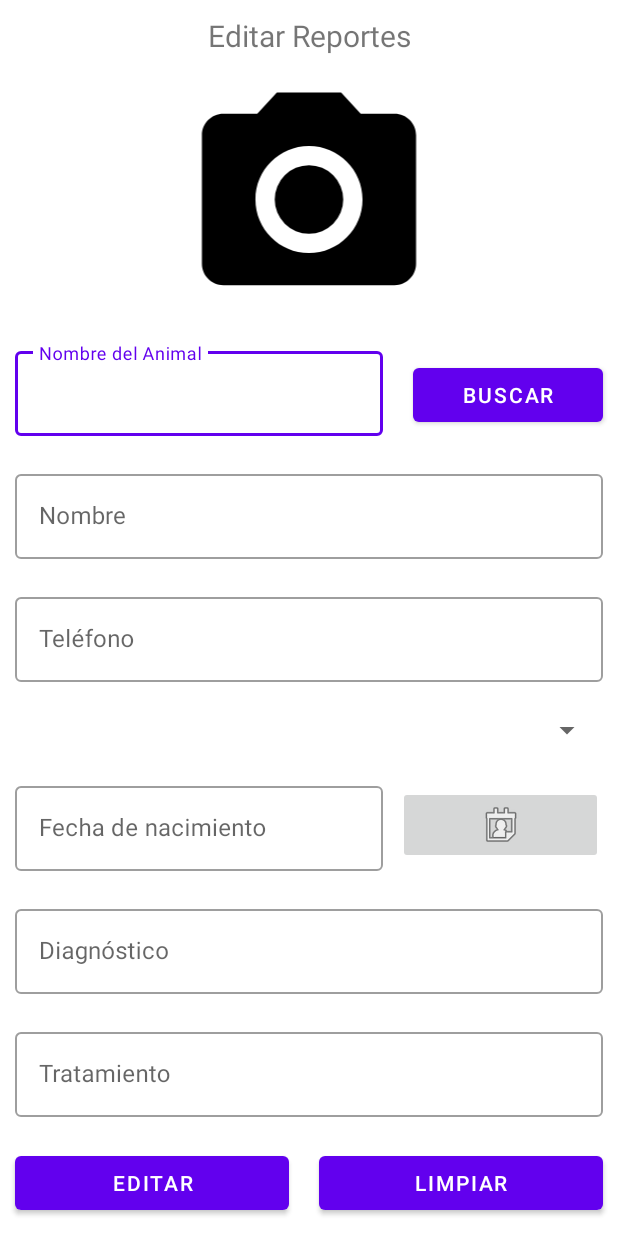
After one commit to UEHG260899/ClinicalReports, an Android app: the layout fragment_editar_rep.xml on its own in the app's theme, with its tools: preview values and no code run, on a phone screen of 412 x 824 dp. The commit adds this screen. Run offline under Robolectric (Android 15) with nearby library versions, the phone set to English and light mode, and no system bars.

Commit message:
Se agregp el fragment editar reporte y su funcionalidad

```diff
--- a/app/src/main/java/com/example/clinicalreports/DrawerAlumno.java
+++ b/app/src/main/java/com/example/clinicalreports/DrawerAlumno.java
@@ -40,7 +40,7 @@ public class DrawerAlumno extends AppCompatActivity {
         // Passing each menu ID as a set of Ids because each
         // menu should be considered as top level destinations.
         mAppBarConfiguration = new AppBarConfiguration.Builder(
-                R.id.nav_home_alu, R.id.nav_crear_reporte, R.id.nav_listar_rep_alu)
+                R.id.nav_home_alu, R.id.nav_crear_reporte, R.id.nav_listar_rep_alu, R.id.nav_editar_rep_alu)
                 .setDrawerLayout(drawer)
                 .build();
         NavController navController = Navigation.findNavController(this, R.id.nav_host_fragment_alu);
--- a/app/src/main/java/com/example/clinicalreports/MainActivity.java
+++ b/app/src/main/java/com/example/clinicalreports/MainActivity.java
@@ -78,6 +78,7 @@ public class MainActivity extends AppCompatActivity {
                                     @Override
                                     public void onChildAdded(@NonNull DataSnapshot snapshot, @Nullable String previousChildName) {
                                         startActivity(new Intent(MainActivity.this, DrawerMaestro.class));
+                                        finish();
                                     }
 
                                     @Override
@@ -106,6 +107,7 @@ public class MainActivity extends AppCompatActivity {
                                     @Override
                                     public void onChildAdded(@NonNull DataSnapshot snapshot, @Nullable String previousChildName) {
                                         startActivity(new Intent(MainActivity.this, DrawerAlumno.class));
+                                        finish();
                                     }
 
                                     @Override
--- a/app/src/main/java/com/example/clinicalreports/ui/crearRep/CrearRepFragment.java
+++ b/app/src/main/java/com/example/clinicalreports/ui/crearRep/CrearRepFragment.java
@@ -246,7 +246,7 @@ public class CrearRepFragment extends Fragment implements View.OnClickListener,
 
             ByteArrayOutputStream bytes = new ByteArrayOutputStream();
             imageBitmap.compress(Bitmap.CompressFormat.JPEG, 100, bytes);
-            String path = MediaStore.Images.Media.insertImage(getContext().getContentResolver(), imageBitmap, "Title", null);
+            String path = MediaStore.Images.Media.insertImage(getContext().getContentResolver(), imageBitmap, "IMG_" + System.currentTimeMillis(), null);
             photoUri = Uri.parse(path);
 
             cargaArchivo();
--- a/app/src/main/java/com/example/clinicalreports/ui/listarRepAlu/ListarRepAluFragment.java
+++ b/app/src/main/java/com/example/clinicalreports/ui/listarRepAlu/ListarRepAluFragment.java
@@ -154,7 +154,6 @@ public class ListarRepAluFragment extends Fragment implements View.OnClickListen
             public void onDataChange(@NonNull DataSnapshot snapshot) {
                 ListaReportes.clear();
                 for (DataSnapshot objSnapshot : snapshot.getChildren()) {
-                    System.out.println(objSnapshot);
                     Reporte rep = objSnapshot.getValue(Reporte.class);
                     ListaReportes.add(rep);
                     if (getContext() != null) {
--- /dev/null
+++ b/app/src/main/res/layout/fragment_editar_rep.xml
@@ -0,0 +1,183 @@
+<?xml version="1.0" encoding="utf-8"?>
+<ScrollView xmlns:android="http://schemas.android.com/apk/res/android"
+    xmlns:app="http://schemas.android.com/apk/res-auto"
+    xmlns:tools="http://schemas.android.com/tools"
+    android:layout_width="match_parent"
+    android:layout_height="match_parent"
+    tools:context=".ui.editarRep.EditarRepFragment">
+
+
+    <LinearLayout
+        android:layout_width="match_parent"
+        android:layout_height="wrap_content"
+        android:orientation="vertical">
+
+        <TextView
+            android:id="@+id/textView14"
+            android:layout_width="match_parent"
+            android:layout_height="wrap_content"
+            android:layout_margin="10dp"
+            android:gravity="center"
+            android:text="@string/titulo_editar_alu"
+            android:textSize="20sp" />
+
+        <ImageView
+            android:id="@+id/ivFotoEdit"
+            android:layout_width="196dp"
+            android:layout_height="171dp"
+            android:layout_gravity="center"
+            android:src="@drawable/ic_menu_camera" />
+
+        <LinearLayout
+            android:layout_width="match_parent"
+            android:layout_height="match_parent"
+            android:orientation="horizontal">
+
+            <com.google.android.material.textfield.TextInputLayout
+                style="@style/Widget.MaterialComponents.TextInputLayout.OutlinedBox"
+                android:layout_width="245dp"
+                android:layout_height="wrap_content"
+                android:layout_margin="10dp"
+                android:hint="@string/nombre_an">
+
+                <com.google.android.material.textfield.TextInputEditText
+                    android:id="@+id/etNombreAnEdit"
+                    android:layout_width="match_parent"
+                    android:layout_height="wrap_content"
+                    android:inputType="text" />
+
+            </com.google.android.material.textfield.TextInputLayout>
+
+            <Button
+                android:id="@+id/btnBuscaEdit"
+                android:layout_width="wrap_content"
+                android:layout_height="wrap_content"
+                android:layout_margin="10dp"
+                android:layout_weight="1"
+                android:text="@string/buscar_rep" />
+
+
+        </LinearLayout>
+
+        <com.google.android.material.textfield.TextInputLayout
+            style="@style/Widget.MaterialComponents.TextInputLayout.OutlinedBox"
+            android:layout_width="match_parent"
+            android:layout_height="wrap_content"
+            android:layout_margin="10dp"
+            android:hint="@string/nombre">
+
+            <com.google.android.material.textfield.TextInputEditText
+                android:id="@+id/etNombreDuenioEdit"
+                android:layout_width="match_parent"
+                android:layout_height="wrap_content"
+                android:inputType="text" />
+
+        </com.google.android.material.textfield.TextInputLayout>
+
+        <com.google.android.material.textfield.TextInputLayout
+            style="@style/Widget.MaterialComponents.TextInputLayout.OutlinedBox"
+            android:layout_width="match_parent"
+            android:layout_height="wrap_content"
+            android:layout_margin="10dp"
+            android:hint="@string/telefono">
+
+            <com.google.android.material.textfield.TextInputEditText
+                android:id="@+id/etTelEdit"
+                android:layout_width="match_parent"
+                android:layout_height="wrap_content"
+                android:inputType="number" />
+
+        </com.google.android.material.textfield.TextInputLayout>
+
+        <Spinner
+            android:id="@+id/spRazaEdit"
+            android:layout_width="match_parent"
+            android:layout_height="wrap_content"
+            android:layout_margin="10dp" />
+
+        <LinearLayout
+            android:layout_width="match_parent"
+            android:layout_height="match_parent"
+            android:orientation="horizontal">
+
+            <com.google.android.material.textfield.TextInputLayout
+                style="@style/Widget.MaterialComponents.TextInputLayout.OutlinedBox"
+                android:layout_width="245dp"
+                android:layout_height="wrap_content"
+                android:layout_margin="10dp"
+                android:hint="@string/fecha_nac_caballo">
+
+                <com.google.android.material.textfield.TextInputEditText
+                    android:id="@+id/etFechaEdit"
+                    android:layout_width="match_parent"
+                    android:layout_height="wrap_content"
+                    android:inputType="date" />
+
+            </com.google.android.material.textfield.TextInputLayout>
+
+            <ImageButton
+                android:id="@+id/btnCalendarioEdit"
+                android:layout_width="wrap_content"
+                android:layout_height="wrap_content"
+                android:layout_marginTop="15dp"
+                android:layout_marginEnd="10dp"
+                android:layout_marginRight="10dp"
+                android:layout_weight="1"
+                android:src="@android:drawable/ic_menu_my_calendar" />
+
+        </LinearLayout>
+
+        <com.google.android.material.textfield.TextInputLayout
+            style="@style/Widget.MaterialComponents.TextInputLayout.OutlinedBox"
+            android:layout_width="match_parent"
+            android:layout_height="wrap_content"
+            android:layout_margin="10dp"
+            android:hint="@string/diagnostico">
+
+            <com.google.android.material.textfield.TextInputEditText
+                android:id="@+id/etDiagEdit"
+                android:layout_width="match_parent"
+                android:layout_height="wrap_content"
+                android:inputType="text" />
+
+        </com.google.android.material.textfield.TextInputLayout>
+
+        <com.google.android.material.textfield.TextInputLayout
+            style="@style/Widget.MaterialComponents.TextInputLayout.OutlinedBox"
+            android:layout_width="match_parent"
+            android:layout_height="wrap_content"
+            android:layout_margin="10dp"
+            android:hint="@string/tratamiento">
+
+            <com.google.android.material.textfield.TextInputEditText
+                android:id="@+id/etTratEdit"
+                android:layout_width="match_parent"
+                android:layout_height="wrap_content"
+                android:inputType="text" />
+
+        </com.google.android.material.textfield.TextInputLayout>
+
+        <LinearLayout
+            android:layout_width="match_parent"
+            android:layout_height="match_parent"
+            android:orientation="horizontal">
+
+            <Button
+                android:id="@+id/btnEditar"
+                android:layout_width="wrap_content"
+                android:layout_height="wrap_content"
+                android:layout_margin="10dp"
+                android:layout_weight="1"
+                android:text="@string/editar" />
+
+            <Button
+                android:id="@+id/btnLimpiarEdit"
+                android:layout_width="wrap_content"
+                android:layout_height="wrap_content"
+                android:layout_margin="10dp"
+                android:layout_weight="1"
+                android:text="@string/limpia_alu" />
+        </LinearLayout>
+
+    </LinearLayout>
+</ScrollView>
--- a/app/src/main/res/menu/activity_main_drawer_alu.xml
+++ b/app/src/main/res/menu/activity_main_drawer_alu.xml
@@ -17,6 +17,11 @@
             android:icon="@drawable/ic_menu_slideshow"
             android:title="@string/menu_listar_rep_alu" />
 
+        <item
+            android:id="@+id/nav_editar_rep_alu"
+            android:icon="@drawable/ic_menu_slideshow"
+            android:title="@string/menu_editar_rep" />
+
 
     </group>
 </menu>
--- a/app/src/main/res/navigation/mobile_navigation_alu.xml
+++ b/app/src/main/res/navigation/mobile_navigation_alu.xml
@@ -23,4 +23,10 @@
         android:label="@string/menu_listar_rep_alu"
         tools:layout="@layout/fragment_listar_rep_alu" />
 
+    <fragment
+        android:id="@+id/nav_editar_rep_alu"
+        android:name="com.example.clinicalreports.ui.editarRep.EditarRepFragment"
+        android:label="@string/menu_editar_rep"
+        tools:layout="@layout/fragment_editar_rep" />
+
 </navigation>
--- a/app/src/main/res/values/strings.xml
+++ b/app/src/main/res/values/strings.xml
@@ -53,6 +53,7 @@
     <string name="menu_home_alu">Bienvenido</string>
     <string name="menu_crear_rep">Crear un reporte</string>
     <string name="menu_listar_rep_alu">Lista de Reportes</string>
+    <string name="menu_editar_rep">Editar Reporte</string>
     <!--Crear reportes-->
     <string name="titulo_crear_rep">Comenzemos a crear tu reporte:</string>
     <string name="titulo_duenio">Datos del Dueño</string>
@@ -66,4 +67,9 @@
     <!--Listar reportes alu-->
     <string name="titulo_listar_al">Aqui podras ver todos los reportes que has enviado</string>
     <string name="limpia_alu">Limpiar</string>
+    <!--Editar reportes-->
+    <string name="titulo_editar_alu">Editar Reportes</string>
+    <string name="buscar_rep">Buscar</string>
+    <string name="nombre_an">Nombre del Animal</string>
+    <string name="editar">Editar</string>
 </resources>
```
Also changed, not shown: app/src/main/java/com/example/clinicalreports/ui/editarRep/EditarRepFragment.java (added, +404 -0 lines), app/src/main/java/com/example/clinicalreports/ui/editarRep/EditarRepViewModel.java (added, +7 -0 lines).
